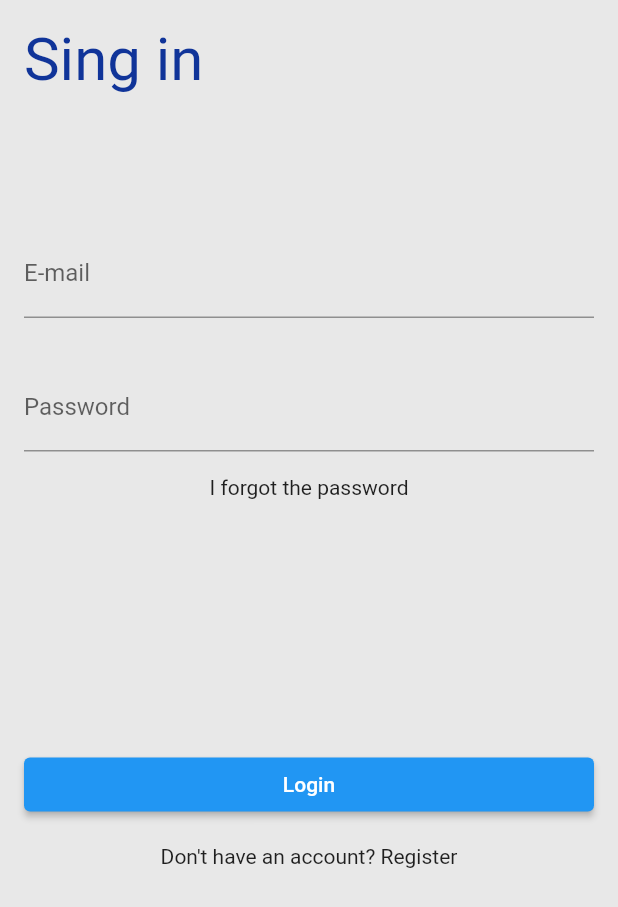
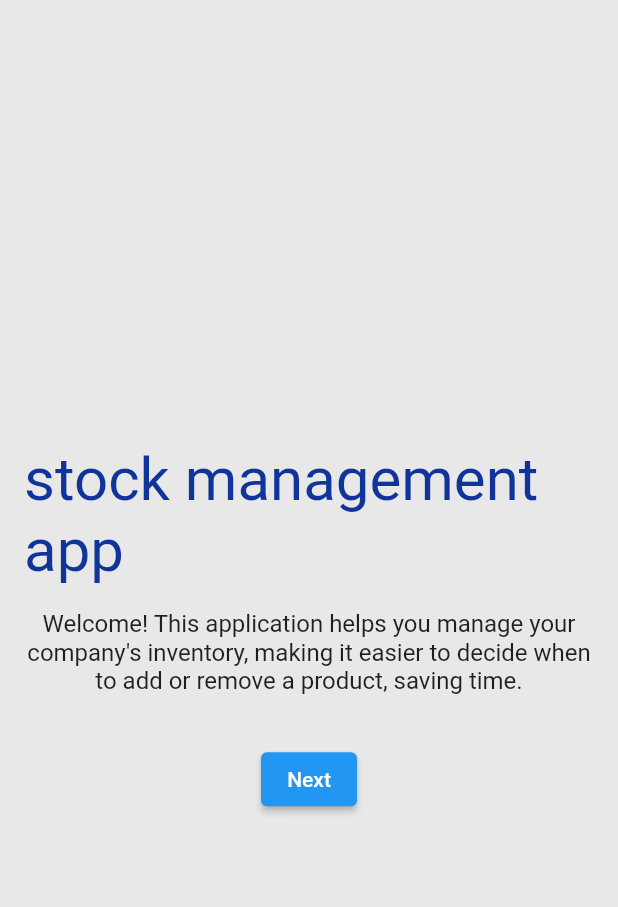
Before and after one commit to Falleiro/Stock-Control, a Flutter app: the screen it shows after launch, on a phone screen of 412 x 824 dp. Shown: the top 907 px of the screen. Run offline on Flutter 3.47's test engine with Material 2 defaults, Android fonts, the light colour scheme and no system bars; our stand-ins replace flutter_modular, flutter_triple, localization, sqflite; accounts and stored records are empty.

Commit message:
criando apresentação do aplicativo

```diff
--- a/stockcontrol/lib/assets/i18n/en_US.json
+++ b/stockcontrol/lib/assets/i18n/en_US.json
@@ -13,8 +13,12 @@
     "cadastrar": "Register",
     "ja_tem_conta_acesse_aqui": "Already have an account? Login",
     "nome_app": "Stock control",
-    "add_estabelecimento": "Adiconar estabelecimento",
+    "add_estabelecimento": "Add establishment",
     "en": "EN",
     "pt": "PT",
-    "item_sugerido": "Suggested items"
+    "item_sugerido": "Suggested items",
+    "texto_apresentação": "Welcome! This application helps you manage your company's inventory, making it easier to decide when to add or remove a product, saving time.",
+    "app_apresentação": "stock management app",
+    "proximo": "Next",
+    "finalizar": "End"
 }
--- a/stockcontrol/lib/assets/i18n/pt_BR.json
+++ b/stockcontrol/lib/assets/i18n/pt_BR.json
@@ -16,5 +16,9 @@
     "add_estabelecimento": "Adiconar estabelecimento",
     "en": "EN",
     "pt": "PT",
-    "item_sugerido": "Itens sugeridos"
+    "item_sugerido": "Itens sugeridos",
+    "texto_apresentação": "Bem-vindo! Este aplicativo ajuda a gerenciar o estoque da sua empresa, facilitando a decisão ao adicionar ou remover um produto economizando tempo.",
+    "app_apresentação": "App de Gerenciamento de Estoque",
+    "proximo": "Próximo",
+    "finalizar": "Finalizar"
 }
--- a/stockcontrol/lib/src/feature/home/home_module.dart
+++ b/stockcontrol/lib/src/feature/home/home_module.dart
@@ -1,5 +1,6 @@
 import 'package:flutter_modular/flutter_modular.dart';
 import 'package:stock_control/src/feature/home/view/page/loginpage.dart';
+import 'package:stock_control/src/feature/home/view/page/presentationpage.dart';
 import '../home/viewmodel/home_viewmodel.dart';
 
 class HomeModule extends Module {
@@ -10,6 +11,6 @@ class HomeModule extends Module {
 
   @override
   List<ModularRoute> get routes => [
-        ChildRoute('/', child: (_, __) => LoginPage()),
+        ChildRoute('/', child: (_, __) => const presentationpage()),
       ];
 }
--- /dev/null
+++ b/stockcontrol/lib/src/feature/home/view/page/presentationpage.dart
@@ -0,0 +1,53 @@
+import 'package:flutter/material.dart';
+import 'package:localization/localization.dart';
+import 'package:stock_control/src/feature/home/view/page/objectivepage.dart';
+
+// ignore: camel_case_types
+class presentationpage extends StatefulWidget {
+  const presentationpage({super.key});
+
+  @override
+  // ignore: library_private_types_in_public_api
+  _PresentationPageState createState() => _PresentationPageState();
+}
+
+class _PresentationPageState extends State<presentationpage> {
+  @override
+  Widget build(BuildContext context) {
+    return Scaffold(
+      backgroundColor: Color.fromARGB(248, 231, 231, 231),
+      body: Container(
+        padding: const EdgeInsets.all(16.0),
+        child: Column(
+          mainAxisAlignment: MainAxisAlignment.center,
+          children: [
+            // Image.asset('assets/images/logo.png', height: 120), precisa bolar uma logo
+            const SizedBox(height: 16.0),
+            Text(
+              "app_apresentação".i18n(),
+              style: const TextStyle(
+                  fontSize: 40, color: Color.fromARGB(255, 16, 52, 153)),
+            ),
+
+            const SizedBox(height: 16.0),
+            Text(
+              "texto_apresentação".i18n(),
+              style: const TextStyle(fontSize: 16.0),
+              textAlign: TextAlign.center,
+            ),
+            const SizedBox(height: 32.0),
+            ElevatedButton(
+              onPressed: () {
+                Navigator.push(
+                    context,
+                    MaterialPageRoute(
+                        builder: (context) => ObjectivesScreen()));
+              },
+              child: Text("proximo".i18n()),
+            ),
+          ],
+        ),
+      ),
+    );
+  }
+}
```
Also changed, not shown: stockcontrol/lib/src/feature/home/view/page/functionalitypage.dart (added, +57 -0 lines), stockcontrol/lib/src/feature/home/view/page/objectivepage.dart (added, +63 -0 lines).
